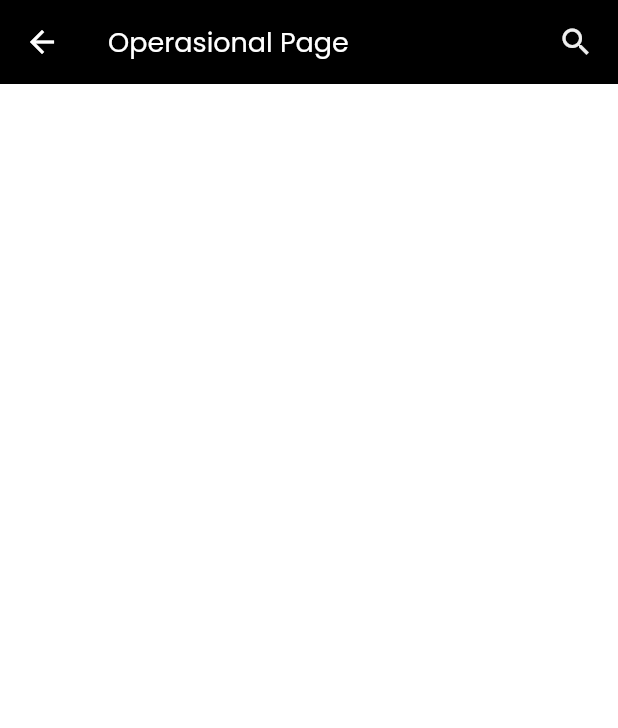
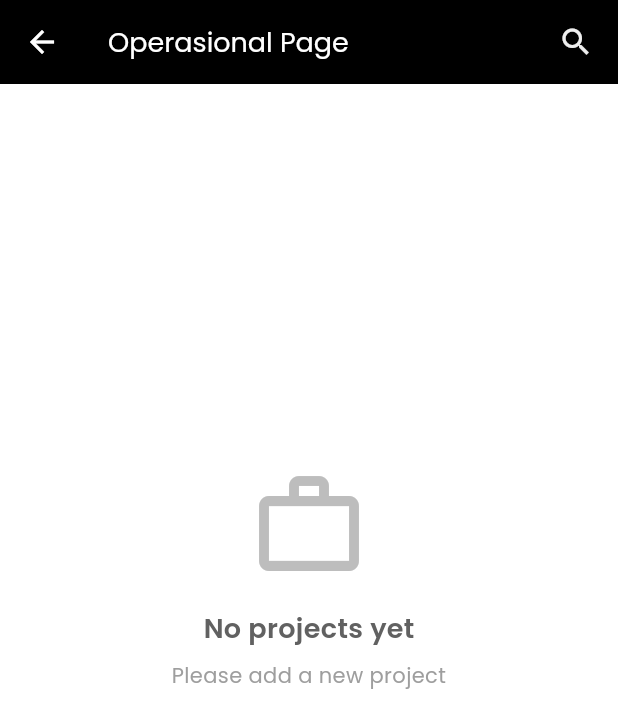
Before and after one commit to jbranabb/kliencash, a Flutter app: the OperasionalPage screen opened directly, on a phone screen of 412 x 824 dp. Shown: the top 728 px of the screen. Run offline on Flutter 3.47's test engine with Material 3 defaults, Android fonts, the phone set to English and light mode, and no system bars; our stand-ins replace bloc, calendar_date_picker2, country_code_picker, easy_localization, flutter_bloc, flutter_slidable and 8 more; accounts and stored records are empty.

Commit message:
reafactor(states) refactoring all the empty state build with center widgets and sizedbox mediaQuery

```diff
--- a/lib/Screens/pages/mainGrid/clientPage/client_page.dart
+++ b/lib/Screens/pages/mainGrid/clientPage/client_page.dart
@@ -154,7 +154,10 @@ class _ClientPageState extends State<ClientPage> {
   }
 
   Widget _buildEmptyState() {
-    return Center(
+    var height =  MediaQuery.of(context).size.height;
+    return SizedBox(
+      height: height * 0.8,
+      child: Center(
         child: Column(
           mainAxisAlignment: MainAxisAlignment.center,
           children: [
@@ -173,6 +176,7 @@ class _ClientPageState extends State<ClientPage> {
               textAlign: TextAlign.center,
             ),
           ],
+        ),
       ),
     );
   }
--- a/lib/Screens/pages/mainGrid/invoice/invoice_page.dart
+++ b/lib/Screens/pages/mainGrid/invoice/invoice_page.dart
@@ -132,7 +132,10 @@ class _InvoicePageState extends State<InvoicePage> {
   }
 
   Widget _buildEmptyState(BuildContext context) {
-    return Center(
+    var height =  MediaQuery.of(context).size.height;
+    return SizedBox(
+      height: height * 0.8,
+      child: Center(
         child: Column(
           mainAxisAlignment: MainAxisAlignment.center,
           children: [
@@ -151,6 +154,7 @@ class _InvoicePageState extends State<InvoicePage> {
               textAlign: TextAlign.center,
             ),
           ],
+        ),
       ),
     );
   }
--- a/lib/Screens/pages/mainGrid/operasional/operasional_page.dart
+++ b/lib/Screens/pages/mainGrid/operasional/operasional_page.dart
@@ -8,8 +8,7 @@ import 'package:kliencash/Screens/Widgets/colors_status.dart';
 import 'package:kliencash/Screens/Widgets/format.dart';
 import 'package:kliencash/Screens/Widgets/my_text.dart';
 import 'package:kliencash/Screens/Widgets/snackbar.dart';
-import 'package:kliencash/Screens/Widgets/text_fields.dart'
-    hide colors, bgcolors;
+import 'package:kliencash/Screens/Widgets/text_fields.dart';
 import 'package:kliencash/data/model/model.dart';
 import 'package:kliencash/state/bloc/operasional/operasional_bloc.dart';
 import 'package:kliencash/state/bloc/projets/projects_bloc.dart';
@@ -102,6 +101,9 @@ class _OperasionalPageState extends State<OperasionalPage> {
               return BlocBuilder<ProjectsBloc, ProjectsState>(
                 builder: (context, state) {
                   if (state is ProjectsSuccesState) {
+                  if(state.list.isEmpty){
+                    return _buildEmptyState(context);
+                  }
                     if (state.list.isEmpty && !isActiveSearch) {
                       return SizedBox(
                         height: double.maxFinite,
@@ -360,6 +362,35 @@ class _OperasionalPageState extends State<OperasionalPage> {
     );
   }
 }
+
+  Widget _buildEmptyState(BuildContext context) {
+    var height =  MediaQuery.of(context).size.height;
+    return SizedBox(
+      height: height * 0.8,
+      child: Center(
+        child: Column(
+          mainAxisAlignment: MainAxisAlignment.center,
+          children: [
+            Icon(Icons.work_outline, color: Colors.grey[400], size: 80),
+            SizedBox(height: 16),
+            MyText(
+              title: LocaleKeys.noProject.tr(),
+              fontSize: 18,
+              fontWeight: FontWeight.w600,
+              color: Colors.grey[700]!,
+            ),
+            SizedBox(height: 8),
+            MyText(
+              title: LocaleKeys.addProjectFirst.tr(),
+              color: Colors.grey[500]!,
+              textAlign: TextAlign.center,
+            ),
+          ],
+        ),
+      ),
+    );
+  }
+
 
 Widget addNewOperasionalButton(
   BuildContext context,
--- a/lib/Screens/pages/mainGrid/payment/payment_page.dart
+++ b/lib/Screens/pages/mainGrid/payment/payment_page.dart
@@ -67,7 +67,7 @@ class _PayementPageState extends State<PayementPage> {
                 if (state is PaymentReadDataSucces) {
                   if (state.list.isEmpty && !isActiveSearch) {
                     return SizedBox(
-                      height: height,
+                      height: height * 0.8,
                       width: double.maxFinite,
                       child: Column(
                         spacing: 4,
--- a/lib/Screens/pages/mainGrid/project/projects_page.dart
+++ b/lib/Screens/pages/mainGrid/project/projects_page.dart
@@ -161,7 +161,10 @@ class _ProjectsPageState extends State<ProjectsPage> {
   }
 
   Widget _buildEmptyState() {
-    return Center(
+    var height =  MediaQuery.of(context).size.height;
+    return SizedBox(
+      height: height * 0.8,
+      child: Center(
         child: Column(
           mainAxisAlignment: MainAxisAlignment.center,
           children: [
@@ -180,6 +183,7 @@ class _ProjectsPageState extends State<ProjectsPage> {
               textAlign: TextAlign.center,
             ),
           ],
+        ),
       ),
     );
   }
```
Lines whose indentation alone changed are shown as unchanged.
